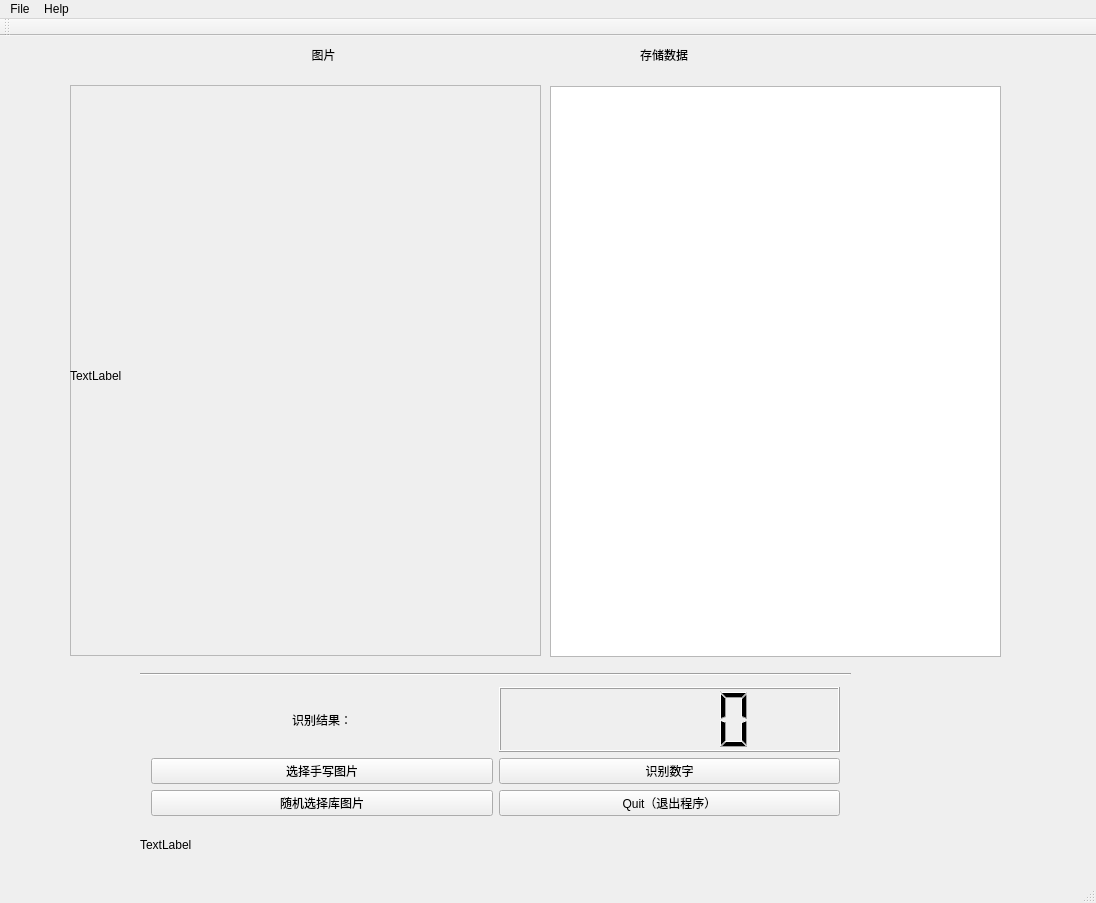
This is pythonstudy/pyqt/main.ui in wzp1216/python_study as Qt 5 draws it before an edit. The edited form follows.
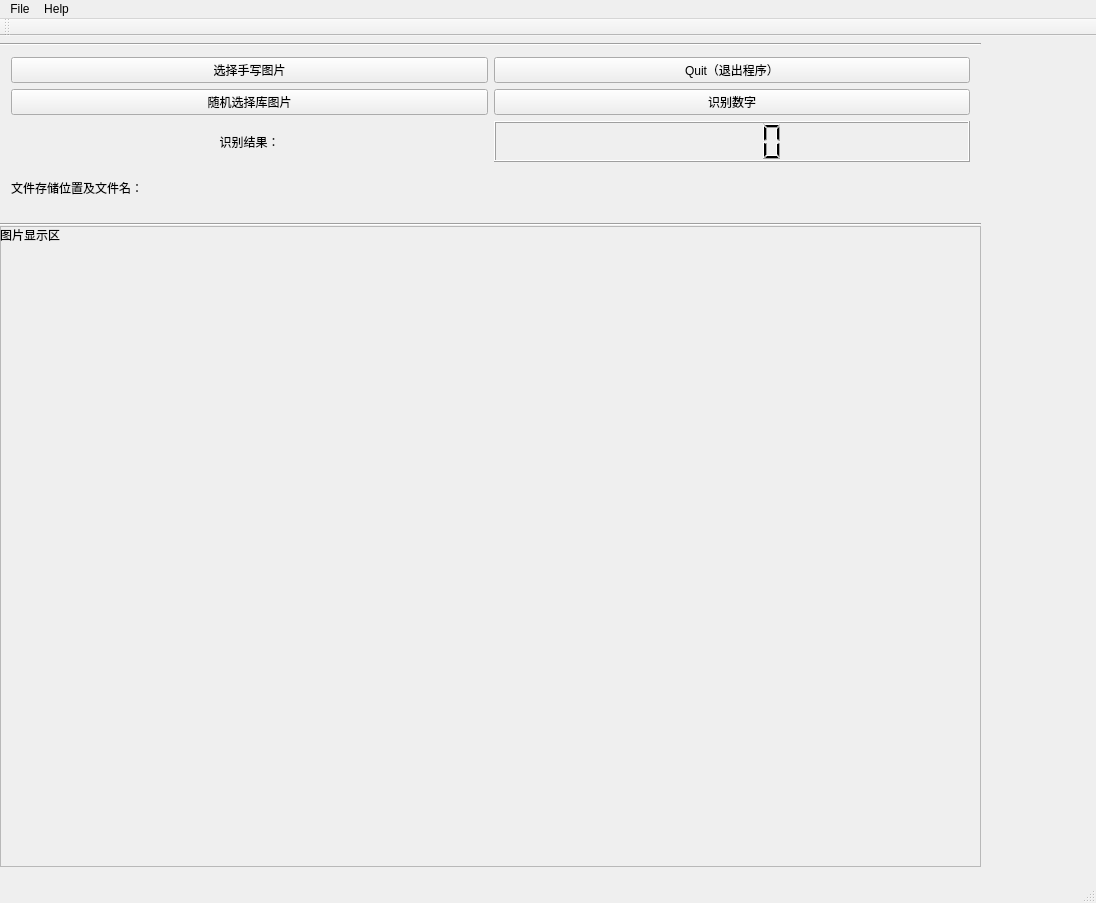
This is the edited form.

Diff of the .ui file:
```diff
--- a/pythonstudy/pyqt/main.ui
+++ b/pythonstudy/pyqt/main.ui
@@ -23,45 +23,23 @@
    <widget class="QWidget" name="gridLayoutWidget">
     <property name="geometry">
      <rect>
-      <x>140</x>
-      <y>640</y>
-      <width>711</width>
-      <height>151</height>
+      <x>0</x>
+      <y>10</y>
+      <width>981</width>
+      <height>173</height>
      </rect>
     </property>
     <layout class="QGridLayout" name="gridLayout">
-     <item row="2" column="1">
-      <widget class="QPushButton" name="test_btn">
-       <property name="text">
-        <string>识别数字</string>
-       </property>
-      </widget>
-     </item>
-     <item row="0" column="1">
-      <widget class="QLCDNumber" name="lcdNumber"/>
-     </item>
      <item row="3" column="1">
-      <widget class="QPushButton" name="quitbtn">
-       <property name="text">
-        <string>Quit（退出程序）</string>
+      <widget class="QLCDNumber" name="lcdNumber">
+       <property name="font">
+        <font>
+         <pointsize>12</pointsize>
+        </font>
        </property>
       </widget>
      </item>
      <item row="3" column="0">
-      <widget class="QPushButton" name="TFpic_btn">
-       <property name="text">
-        <string>随机选择库图片</string>
-       </property>
-      </widget>
-     </item>
-     <item row="2" column="0">
-      <widget class="QPushButton" name="Mypic_btn">
-       <property name="text">
-        <string>选择手写图片</string>
-       </property>
-      </widget>
-     </item>
-     <item row="0" column="0">
       <widget class="QLabel" name="label">
        <property name="text">
         <string>识别结果：</string>
@@ -71,43 +49,49 @@
        </property>
       </widget>
      </item>
+     <item row="0" column="0">
+      <widget class="QPushButton" name="Mypic_btn">
+       <property name="text">
+        <string>选择手写图片</string>
+       </property>
+      </widget>
+     </item>
+     <item row="1" column="1">
+      <widget class="QPushButton" name="test_btn">
+       <property name="text">
+        <string>识别数字</string>
+       </property>
+      </widget>
+     </item>
+     <item row="5" column="0" colspan="2">
+      <widget class="QLabel" name="debuglabel">
+       <property name="text">
+        <string>文件存储位置及文件名：</string>
+       </property>
+      </widget>
+     </item>
+     <item row="1" column="0">
+      <widget class="QPushButton" name="TFpic_btn">
+       <property name="text">
+        <string>随机选择库图片</string>
+       </property>
+      </widget>
+     </item>
+     <item row="0" column="1">
+      <widget class="QPushButton" name="quitbtn">
+       <property name="text">
+        <string>Quit（退出程序）</string>
+       </property>
+      </widget>
+     </item>
     </layout>
    </widget>
-   <widget class="QLabel" name="label_2">
-    <property name="geometry">
-     <rect>
-      <x>290</x>
-      <y>10</y>
-      <width>67</width>
-      <height>17</height>
-     </rect>
-    </property>
-    <property name="text">
-     <string>图片</string>
-    </property>
-    <property name="alignment">
-     <set>Qt::AlignCenter</set>
-    </property>
-   </widget>
-   <widget class="QLabel" name="label_3">
-    <property name="geometry">
-     <rect>
-      <x>640</x>
-      <y>10</y>
-      <width>67</width>
-      <height>17</height>
-     </rect>
-    </property>
-    <property name="text">
-     <string>存储数据</string>
-    </property>
-   </widget>
    <widget class="Line" name="line">
     <property name="geometry">
      <rect>
-      <x>140</x>
-      <y>630</y>
-      <width>711</width>
+      <x>0</x>
+      <y>0</y>
+      <width>981</width>
       <height>16</height>
      </rect>
     </property>
@@ -115,36 +99,13 @@
      <enum>Qt::Horizontal</enum>
     </property>
    </widget>
-   <widget class="QLabel" name="debuglabel">
-    <property name="geometry">
-     <rect>
-      <x>140</x>
-      <y>800</y>
-      <width>711</width>
-      <height>17</height>
-     </rect>
-    </property>
-    <property name="text">
-     <string>TextLabel</string>
-    </property>
-   </widget>
-   <widget class="QTableView" name="tableView">
-    <property name="geometry">
-     <rect>
-      <x>550</x>
-      <y>50</y>
-      <width>451</width>
-      <height>571</height>
-     </rect>
-    </property>
-   </widget>
    <widget class="QFrame" name="frame">
     <property name="geometry">
      <rect>
-      <x>70</x>
-      <y>49</y>
-      <width>471</width>
-      <height>571</height>
+      <x>0</x>
+      <y>190</y>
+      <width>981</width>
+      <height>641</height>
      </rect>
     </property>
     <property name="frameShape">
@@ -157,16 +118,32 @@
      <property name="geometry">
       <rect>
        <x>0</x>
-       <y>10</y>
-       <width>471</width>
-       <height>561</height>
+       <y>0</y>
+       <width>971</width>
+       <height>641</height>
       </rect>
      </property>
      <property name="text">
-      <string>TextLabel</string>
+      <string>图片显示区</string>
+     </property>
+     <property name="alignment">
+      <set>Qt::AlignLeading|Qt::AlignLeft|Qt::AlignTop</set>
      </property>
     </widget>
    </widget>
+   <widget class="Line" name="line_2">
+    <property name="geometry">
+     <rect>
+      <x>0</x>
+      <y>180</y>
+      <width>981</width>
+      <height>16</height>
+     </rect>
+    </property>
+    <property name="orientation">
+     <enum>Qt::Horizontal</enum>
+    </property>
+   </widget>
   </widget>
   <widget class="QMenuBar" name="menuBar">
    <property name="geometry">
```
Left out of the diff: 2 changed lines with no effect on the pictures.
